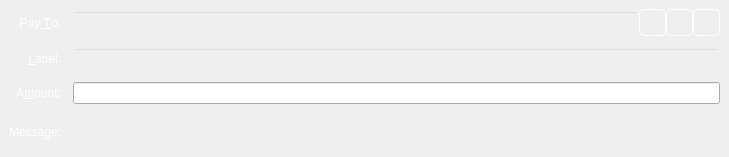
thelonecrouton/bitcredit, file src/qt/forms/sendcoinsentry.ui: the form before one commit.
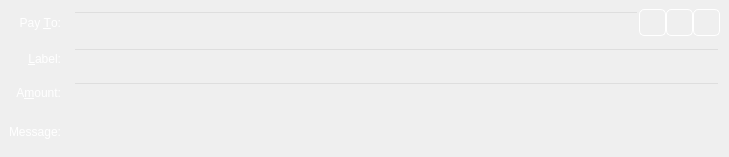
The form after the commit. Icons and pictures are not drawn. Custom widgets are drawn as their Qt base class.

The edit to the form file:
```diff
--- a/src/qt/forms/sendcoinsentry.ui
+++ b/src/qt/forms/sendcoinsentry.ui
@@ -189,7 +189,7 @@
     <item row="2" column="1">
      <widget class="BitcreditAmountField" name="payAmount">
       <property name="styleSheet">
-       <string notr="true">color: rgb(0, 0, 0);</string>
+       <string notr="true">color: black; background: transparent;</string>
       </property>
      </widget>
     </item>
```
Left out of the diff: 9 changed lines with no effect on the pictures.
